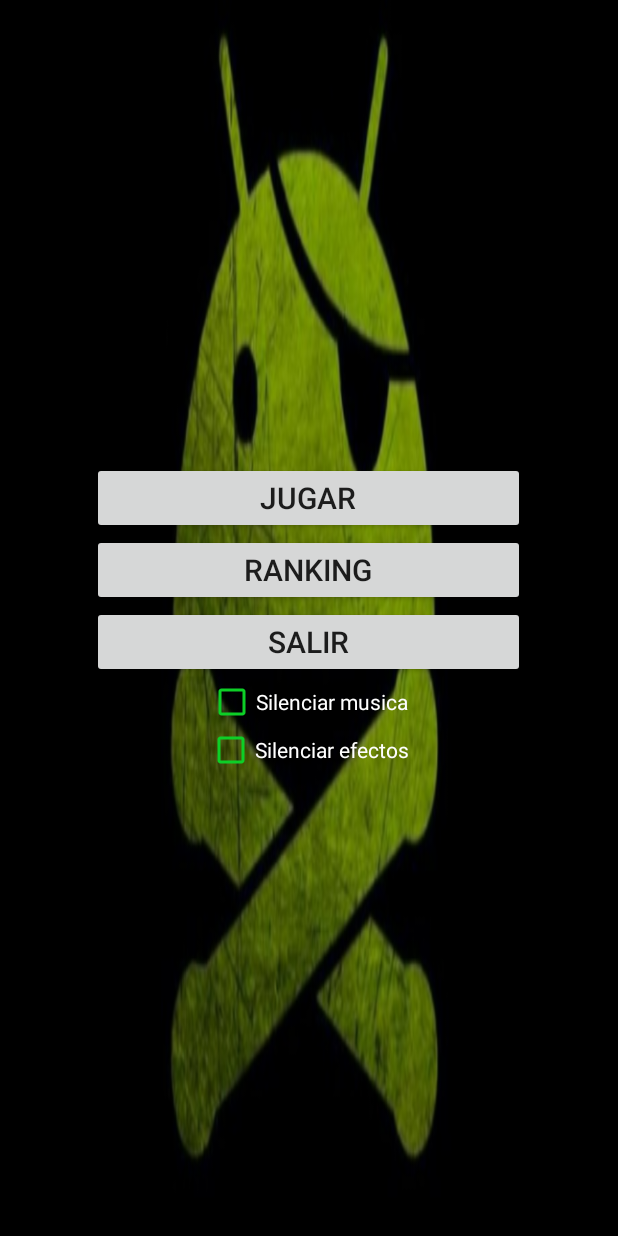
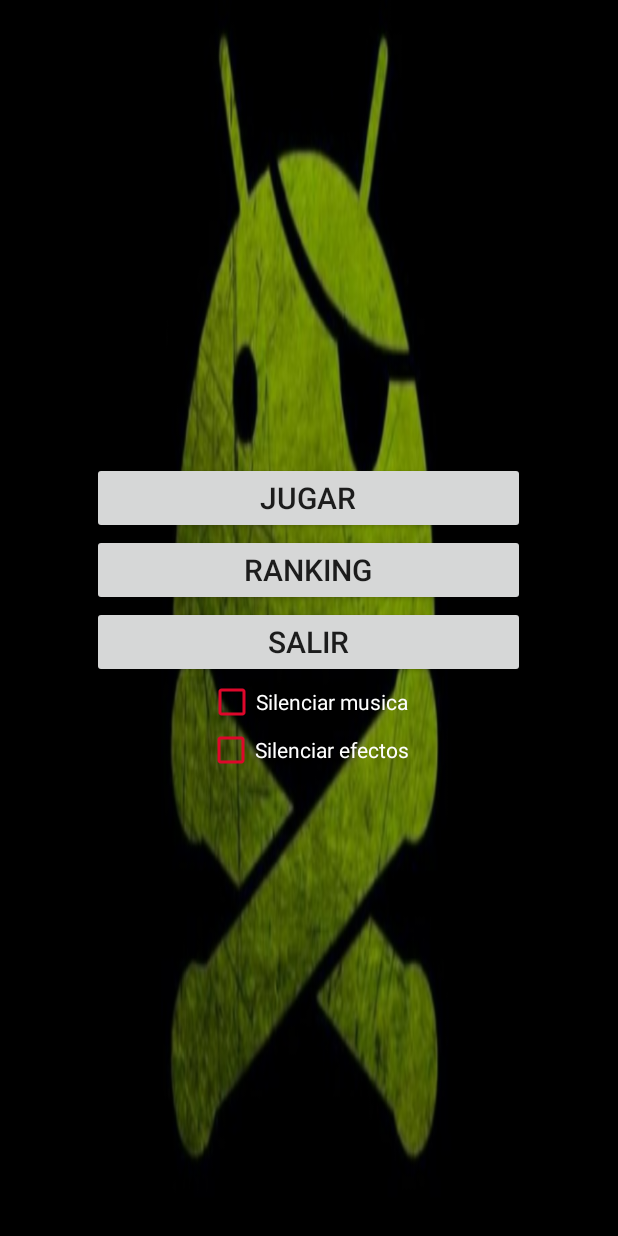
Before and after one commit to JuampiOrlando/TPO2, an Android app: the screen it shows after launch (MainActivity), on a phone screen of 412 x 824 dp. Run offline under Robolectric (Android 15) with nearby library versions, the phone set to English and light mode, and no system bars; 4 statements that could not run were skipped.

```diff
--- a/app/src/main/res/layout/content_principal.xml
+++ b/app/src/main/res/layout/content_principal.xml
@@ -69,7 +69,7 @@
                 android:layout_gravity="center"
                 android:onClick="onClickCheckBox1"
                 android:layout_weight="1"
-                android:buttonTint="#0dcf27"/>
+                android:buttonTint="#ffdf072b"/>
 
             <CheckBox
                 android:layout_width="wrap_content"
@@ -80,7 +80,7 @@
                 android:onClick="onClickCheckBox2"
                 android:layout_gravity="center"
                 android:layout_weight="1"
-                android:buttonTint="#0dcf27" />
+                android:buttonTint="#ffdf072b" />
          </LinearLayout>
 
 
```
